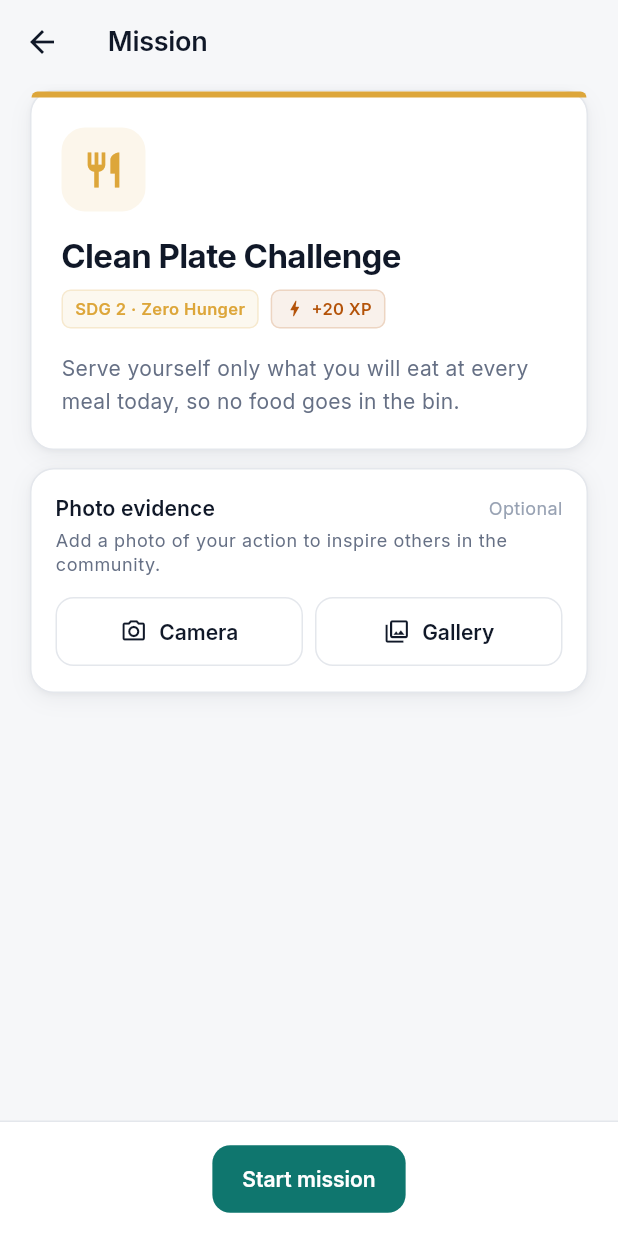
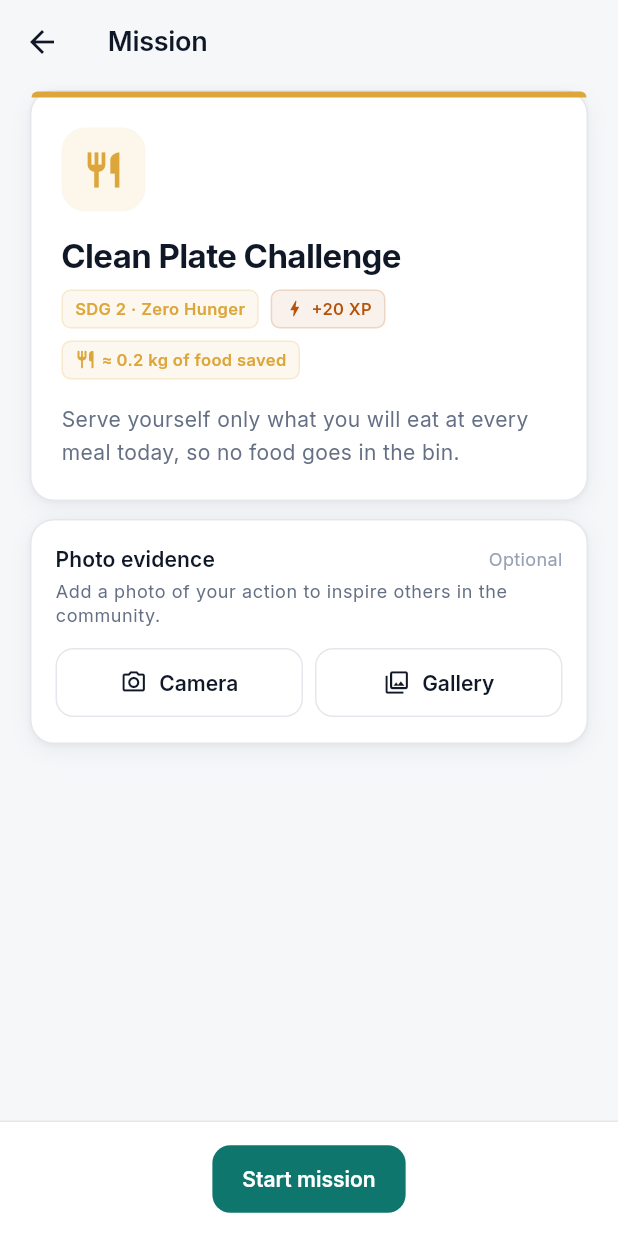
Before and after one commit to seore/SDG-App, a Flutter app: the DailyMissionsScreen screen opened by its route, after a tap on "Clean Plate Challenge", on a phone screen of 412 x 824 dp. Run offline on Flutter 3.47's test engine with Material 3 defaults, Android fonts, the phone set to English and light mode, and no system bars; our stand-ins replace app_links, flutter_map, flutter_secure_storage, geolocator, google_fonts, image_picker and 1 more; accounts and stored records are empty; network calls fail.

Commit message:
Add real-world impact estimates to missions
- Each mission has an impact estimate (CO2, water, plastics, waste, food,
  people reached, learning/active minutes, nature spots)
- Server records impact per completion (migration 0002) and exposes
  GET /me/impact with personal and community totals
- Mission screen shows the estimate; celebration states it; Impact screen
  gets a real-world impact grid with relatable comparisons
- Amounts are labelled as estimates throughout

Co-Authored-By: Claude Opus 5.5 <noreply@anthropic.com>

```diff
--- /dev/null
+++ b/goalquest/lib/data/impact_metrics.dart
@@ -0,0 +1,144 @@
+import 'package:flutter/material.dart';
+
+/// How each real-world impact metric is shown. Amounts are rough per-action
+/// estimates (see assets/content/missions.json), so the UI always says "≈".
+class ImpactMetric {
+  final String id;
+  final String label; // e.g. "litres of water saved"
+  final String shortLabel; // e.g. "Water saved"
+  final String unit; // e.g. "L"
+  final IconData icon;
+  final Color color;
+
+  /// Optional relatable comparison for a total, e.g. "≈ 2 bathtubs".
+  final String? Function(double total)? compare;
+
+  const ImpactMetric({
+    required this.id,
+    required this.label,
+    required this.shortLabel,
+    required this.unit,
+    required this.icon,
+    required this.color,
+    this.compare,
+  });
+
+  String format(double amount) {
+    final n = amount >= 100 || amount == amount.roundToDouble()
+        ? amount.round().toString()
+        : amount.toStringAsFixed(1);
+    return unit.isEmpty ? n : '$n $unit';
+  }
+
+  /// One-line description of a single action's impact.
+  String describe(double amount) => '≈ ${format(amount)} $label'.replaceAll('  ', ' ');
+}
+
+String _plural(num n, String one, String many) => n == 1 ? one : many;
+
+final Map<String, ImpactMetric> impactMetrics = {
+  'co2_kg': ImpactMetric(
+    id: 'co2_kg',
+    label: 'of CO₂ avoided',
+    shortLabel: 'CO₂ avoided',
+    unit: 'kg',
+    icon: Icons.cloud_off_rounded,
+    color: const Color(0xFF3F7E44),
+    // An average petrol car emits roughly 0.17 kg CO₂ per km.
+    compare: (t) {
+      final km = (t / 0.17).round();
+      return km < 1 ? null : 'like not driving $km km';
+    },
+  ),
+  'water_l': ImpactMetric(
+    id: 'water_l',
+    label: 'of water saved',
+    shortLabel: 'Water saved',
+    unit: 'L',
+    icon: Icons.water_drop_rounded,
+    color: const Color(0xFF0284C7),
+    // A typical bath uses about 80 litres.
+    compare: (t) {
+      final baths = t / 80;
+      if (baths < 0.5) return null;
+      final n = baths.round();
+      return 'about $n ${_plural(n, 'bathtub', 'bathtubs')} full';
+    },
+  ),
+  'plastic_items': ImpactMetric(
+    id: 'plastic_items',
+    label: 'single-use plastics avoided',
+    shortLabel: 'Plastics avoided',
+    unit: '',
+    icon: Icons.no_drinks_rounded,
+    color: const Color(0xFF0A97D9),
+  ),
+  'waste_items': ImpactMetric(
+    id: 'waste_items',
+    label: 'items kept out of landfill',
+    shortLabel: 'Waste diverted',
+    unit: '',
+    icon: Icons.recycling_rounded,
+    color: const Color(0xFFBF8B2E),
+  ),
+  'food_kg': ImpactMetric(
+    id: 'food_kg',
+    label: 'of food saved',
+    shortLabel: 'Food saved',
+    unit: 'kg',
+    icon: Icons.restaurant_rounded,
+    color: const Color(0xFFDDA63A),
+    // An average meal is roughly 0.5 kg of food.
+    compare: (t) {
+      final meals = (t / 0.5).round();
+      return meals < 1 ? null : '≈ $meals ${_plural(meals, 'meal', 'meals')}';
+    },
+  ),
+  'people_reached': ImpactMetric(
+    id: 'people_reached',
+    label: 'people reached',
+    shortLabel: 'People reached',
+    unit: '',
+    icon: Icons.diversity_3_rounded,
+    color: const Color(0xFFDD1367),
+  ),
+  'learning_minutes': ImpactMetric(
+    id: 'learning_minutes',
+    label: 'minutes of learning',
+    shortLabel: 'Learning',
+    unit: 'min',
+    icon: Icons.menu_book_rounded,
+    color: const Color(0xFFC5192D),
+    compare: (t) => t < 60 ? null : '${(t / 60).toStringAsFixed(1)} hours',
+  ),
+  'active_minutes': ImpactMetric(
+    id: 'active_minutes',
+    label: 'active minutes',
+    shortLabel: 'Active time',
+    unit: 'min',
+    icon: Icons.directions_run_rounded,
+    color: const Color(0xFF4C9F38),
+    compare: (t) => t < 60 ? null : '${(t / 60).toStringAsFixed(1)} hours',
+  ),
+  'nature': ImpactMetric(
+    id: 'nature',
+    label: 'plants & wildlife spots created',
+    shortLabel: 'Nature spots',
+    unit: '',
+    icon: Icons.local_florist_rounded,
+    color: const Color(0xFF56C02B),
+  ),
+};
+
+/// Display order for impact grids (planet first, then people).
+const impactMetricOrder = [
+  'co2_kg',
+  'water_l',
+  'plastic_items',
+  'waste_items',
+  'food_kg',
+  'nature',
+  'people_reached',
+  'learning_minutes',
+  'active_minutes',
+];
--- a/goalquest/lib/models/mission.dart
+++ b/goalquest/lib/models/mission.dart
@@ -6,6 +6,10 @@ class Mission {
   final int xp;
   final bool isCompleted;
 
+  /// Rough real-world impact of one completion (see impact_metrics.dart).
+  final String? impactMetric;
+  final double impactAmount;
+
   Mission({
     required this.id,
     required this.title,
@@ -13,6 +17,8 @@ class Mission {
     required this.sdg,
     required this.xp,
     this.isCompleted = false,
+    this.impactMetric,
+    this.impactAmount = 0,
   });
 
   factory Mission.fromJson(Map<String, dynamic> json) => Mission(
@@ -21,6 +27,9 @@ class Mission {
         description: json['description'] as String,
         sdg: json['sdg'] as String,
         xp: json['xp'] as int,
+        impactMetric: (json['impact'] as Map?)?['metric'] as String?,
+        impactAmount:
+            (((json['impact'] as Map?)?['amount']) as num?)?.toDouble() ?? 0,
       );
 
   Mission copyWith({
@@ -38,6 +47,8 @@ class Mission {
       sdg: sdg ?? this.sdg,
       xp: xp ?? this.xp,
       isCompleted: isCompleted ?? this.isCompleted,
+      impactMetric: impactMetric,
+      impactAmount: impactAmount,
     );
   }
 }
--- a/goalquest/lib/screens/mission_detail_screen.dart
+++ b/goalquest/lib/screens/mission_detail_screen.dart
@@ -4,6 +4,7 @@ import 'dart:io';
 import 'package:flutter/material.dart';
 import 'package:image_picker/image_picker.dart';
 
+import '../data/impact_metrics.dart';
 import '../data/sdg_data.dart';
 import '../models/mission.dart';
 import '../services/demo_mode.dart';
@@ -143,6 +144,14 @@ class _MissionDetailScreenState extends State<MissionDetailScreen> {
                                           color: AppColors.xp,
                                           icon: Icons.bolt_rounded,
                                         ),
+                                        if (impactMetrics[mission.impactMetric]
+                                            case final metric?)
+                                          PillChip(
+                                            label: metric
+                                                .describe(mission.impactAmount),
+                                            color: metric.color,
+                                            icon: metric.icon,
+                                          ),
                                       ],
                                     ),
                                   ),
@@ -410,7 +419,11 @@ class _MissionDetailScreenState extends State<MissionDetailScreen> {
       context,
       CelebrationData(
         title: mission.title,
-        subtitle: mission.sdg,
+        subtitle: switch (impactMetrics[mission.impactMetric]) {
+          final metric? =>
+            'Estimated impact: ${metric.describe(mission.impactAmount)}',
+          null => mission.sdg,
+        },
         color: color,
         xpEarned: mission.xp,
         streakBonus: award?.streakBonus ?? 0,
--- a/goalquest/lib/services/auth_service.dart
+++ b/goalquest/lib/services/auth_service.dart
@@ -1,4 +1,5 @@
 import 'api_client.dart';
+import 'impact_service.dart';
 import 'owned_pack_service.dart';
 import 'profile_service.dart';
 
@@ -16,6 +17,7 @@ class AuthService {
     try {
       await OwnedPackService.instance.loadOwnedPacks();
     } catch (_) {}
+    ImpactService.instance.load();
   }
 
   Future<void> signUp({
@@ -53,6 +55,7 @@ class AuthService {
     try {
       await ProfileService.instance.loadCurrentUserProfile();
       await OwnedPackService.instance.loadOwnedPacks();
+      ImpactService.instance.load();
       return ProfileService.instance.currentProfile != null;
     } catch (_) {
       return _api.hasSession;
--- /dev/null
+++ b/goalquest/lib/services/impact_service.dart
@@ -0,0 +1,48 @@
+import 'package:flutter/foundation.dart';
+
+import 'api_client.dart';
+import 'demo_mode.dart';
+
+class ImpactTotals {
+  /// metric id → total estimated amount.
+  final Map<String, double> mine;
+  final Map<String, double> community;
+
+  const ImpactTotals({this.mine = const {}, this.community = const {}});
+
+  bool get isEmpty => mine.isEmpty && community.isEmpty;
+}
+
+/// Estimated real-world impact totals (from the server, or local in demo).
+class ImpactService {
+  ImpactService._();
+  static final ImpactService instance = ImpactService._();
+
+  final ValueNotifier<ImpactTotals> totals = ValueNotifier(const ImpactTotals());
+
+  static Map<String, double> _parse(dynamic json) => {
+        for (final e in (json as Map).entries)
+          e.key as String: ((e.value as Map)['amount'] as num).toDouble(),
+      };
+
+  Future<void> load() async {
+    if (DemoMode.enabled || !ApiClient.instance.hasSession) return;
+    try {
+      final json = await ApiClient.instance.get('/me/impact') as Map;
+      totals.value = ImpactTotals(
+        mine: _parse(json['mine']),
+        community: _parse(json['community']),
+      );
+    } catch (e) {
+      debugPrint('ImpactService.load failed: $e');
+    }
+  }
+
+  /// Adds a just-completed mission's impact without waiting for a reload.
+  void addLocal(String metric, double amount) {
+    Map<String, double> add(Map<String, double> m) =>
+        {...m, metric: (m[metric] ?? 0) + amount};
+    final t = totals.value;
+    totals.value = ImpactTotals(mine: add(t.mine), community: add(t.community));
+  }
+}
```
Also changed, not shown: goalquest/assets/content/missions.json (+268 -55 lines), goalquest/lib/screens/impact_dashboard_screen.dart (+142 -0 lines), goalquest/lib/services/activity_service.dart (+15 -8 lines), 6 other files.
